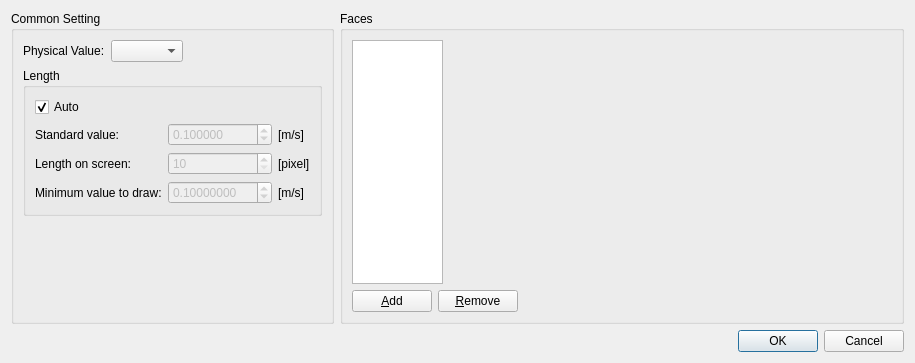
This is libs/post/post3d/datamodel/post3dwindownodevectorarrowsettingdialog.ui in i-RIC/prepost-gui as Qt 5 draws it before an edit. The edited form follows.
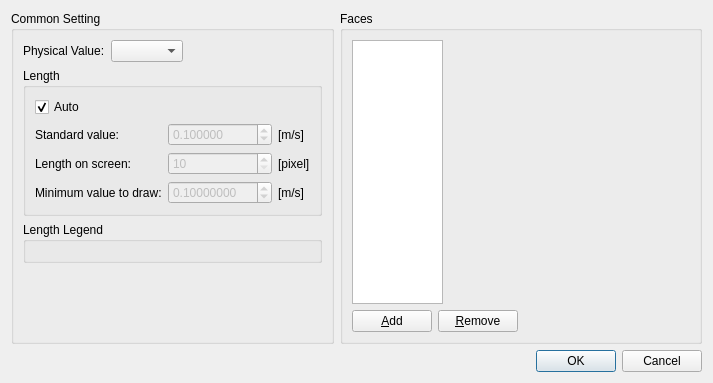
This is the edited form. Custom widgets are drawn as their Qt base class.

Commit message: Arrow Legend setting implemented.

What changed in the file:
```diff
--- a/libs/post/post3d/datamodel/post3dwindownodevectorarrowsettingdialog.ui
+++ b/libs/post/post3d/datamodel/post3dwindownodevectorarrowsettingdialog.ui
@@ -6,14 +6,14 @@
    <rect>
     <x>0</x>
     <y>0</y>
-    <width>915</width>
-    <height>363</height>
+    <width>713</width>
+    <height>383</height>
    </rect>
   </property>
   <property name="windowTitle">
    <string>Arrow Setting</string>
   </property>
-  <layout class="QVBoxLayout" name="verticalLayout_4">
+  <layout class="QVBoxLayout" name="verticalLayout_5">
    <item>
     <layout class="QHBoxLayout" name="horizontalLayout_5" stretch="0,1">
      <item>
@@ -188,6 +188,18 @@
           </layout>
          </widget>
         </item>
+        <item>
+         <widget class="QGroupBox" name="legendTextGroupBox">
+          <property name="title">
+           <string>Length Legend</string>
+          </property>
+          <layout class="QVBoxLayout" name="verticalLayout_4">
+           <item>
+            <widget class="vtkTextPropertySettingWidget" name="legendTextWidget" native="true"/>
+           </item>
+          </layout>
+         </widget>
+        </item>
         <item>
          <spacer name="verticalSpacer">
           <property name="orientation">
@@ -196,7 +208,7 @@
           <property name="sizeHint" stdset="0">
            <size>
             <width>20</width>
-            <height>111</height>
+            <height>62</height>
            </size>
           </property>
          </spacer>
@@ -288,6 +300,12 @@
   </layout>
  </widget>
  <customwidgets>
+  <customwidget>
+   <class>vtkTextPropertySettingWidget</class>
+   <extends>QWidget</extends>
+   <header>guibase/vtktextpropertysettingwidget.h</header>
+   <container>1</container>
+  </customwidget>
   <customwidget>
    <class>Post3dWindowNodeGroupArrowFaceSettingWidget</class>
    <extends>QWidget</extends>
```
The commit also changes 15 other files.
